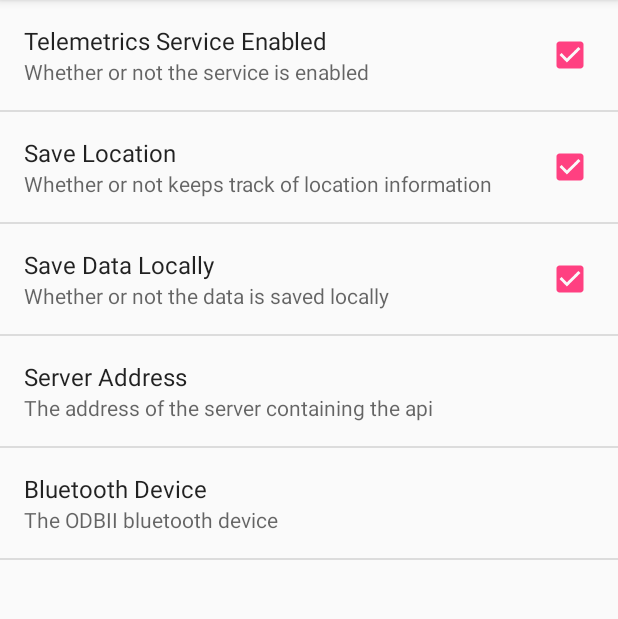
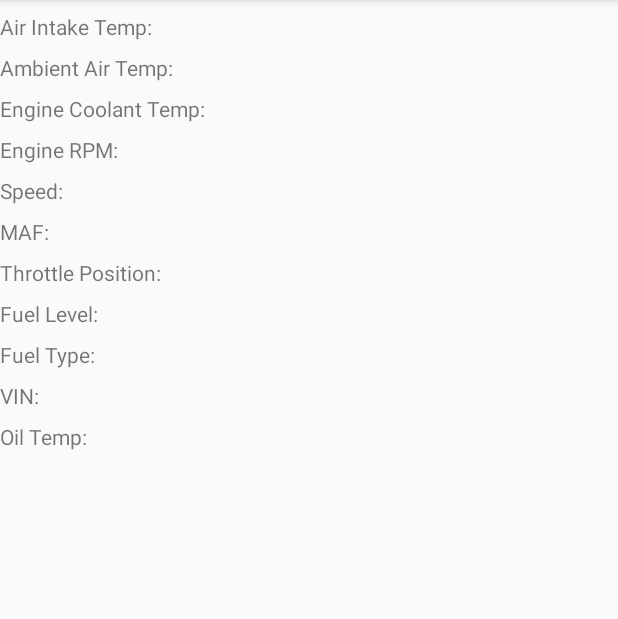
Before and after one commit to mwcaisse/CarTracker, an Android app: the screen it shows after launch (MainActivity), on a phone screen of 412 x 824 dp, the part 84-703 px from its top. Run offline under Robolectric (Android 15) with nearby library versions, the phone set to English and light mode, and no system bars.

Commit message:
Added a debug view

```diff
--- /dev/null
+++ b/CarTracker.Android/app/src/main/java/com/ricex/cartracker/android/DebugFragment.java
@@ -0,0 +1,115 @@
+package com.ricex.cartracker.android;
+
+import android.app.Fragment;
+import android.os.Bundle;
+import android.view.LayoutInflater;
+import android.view.View;
+import android.view.ViewGroup;
+import android.widget.EditText;
+import android.widget.TextView;
+
+/**
+ *
+ *  Debug / PoC Fragment for displaying stats / readings from the OBD-II reader
+ *
+ * Created by Mitchell on 1/30/2016.
+ */
+public class DebugFragment extends Fragment {
+
+    private String airIntakeTemp;
+    private String ambientAirTemp;
+    private String engineCoolantTemp;
+    private String oilTemp;
+
+    private String engineRPM;
+    private String speed;
+    private String maf;
+
+    private String throttlePosition;
+    private String fuelLevel;
+    private String fuelType;
+
+    private String vin;
+
+
+    private TextView tvAirIntakeTemp;
+    private TextView tvAmbientAirTemp;
+    private TextView tvEngineCoolantTemp;
+    private TextView tvOilTemp;
+
+    private TextView tvEngineRPM;
+    private TextView tvSpeed;
+    private TextView tvMAF;
+
+    private TextView tvThrottlePosition;
+    private TextView tvFuelLevel;
+    private TextView tvFuelType;
+
+    private TextView tvVIN;
+
+    public DebugFragment() {
+
+    }
+
+    @Override
+    public View onCreateView(LayoutInflater inflater, ViewGroup container, Bundle savedInstanceState) {
+        return inflater.inflate(R.layout.debug_fragment_layout, container, false);
+    }
+
+
+    public void updateAirIntakeTemp(String airIntakeTemp) {
+        this.airIntakeTemp = airIntakeTemp;
+        tvAirIntakeTemp.setText(airIntakeTemp);
+    }
+
+    public void updateAmbientAirTemp(String val) {
+        ambientAirTemp = val;
+        tvAmbientAirTemp.setText(ambientAirTemp);
+    }
+
+    public void updateEngineCoolantTemp(String val) {
+        engineCoolantTemp = val;
+        tvEngineCoolantTemp.setText(val);
+    }
+
+    public void updateOilTemp(String val) {
+        oilTemp = val;
+        tvOilTemp.setText(val);
+    }
+
+    public void updateEngineRPM(String val) {
+        engineRPM = val;
+        tvEngineRPM.setText(val);
+    }
+
+    public void updateSpeed(String val) {
+        speed = val;
+        tvSpeed.setText(val);
+    }
+
+    public void updateMAF(String val) {
+        maf = val;
+        tvMAF.setText(val);
+    }
+
+    public void updateThrottlePosition(String val) {
+        throttlePosition = val;
+        tvThrottlePosition.setText(val);
+    }
+
+    public void updateFuelType(String val) {
+        fuelType = val;
+        tvFuelType.setText(val);
+    }
+
+    public void updateFuelLevel(String val) {
+        fuelLevel = val;
+        tvFuelLevel.setText(val);
+    }
+
+    public void updateVIN(String val) {
+        vin = val;
+        tvVIN.setText(val);
+    }
+
+}
--- a/CarTracker.Android/app/src/main/java/com/ricex/cartracker/android/MainActivity.java
+++ b/CarTracker.Android/app/src/main/java/com/ricex/cartracker/android/MainActivity.java
@@ -30,9 +30,13 @@ public class MainActivity extends AppCompatActivity {
         super.onCreate(savedInstanceState);
 
         PreferenceManager.setDefaultValues(this, R.xml.preferences, false);
+        /*
+        getFragmentManager().beginTransaction()
+                .replace(android.R.id.content, new SettingsFragment())
+                .commit();*/
 
         getFragmentManager().beginTransaction()
-                .replace(android.R.id.content, new SettingsFragment())
+                .replace(android.R.id.content, new DebugFragment())
                 .commit();
     }
 
--- /dev/null
+++ b/CarTracker.Android/app/src/main/res/layout/debug_fragment_layout.xml
@@ -0,0 +1,232 @@
+<?xml version="1.0" encoding="utf-8"?>
+<LinearLayout xmlns:android="http://schemas.android.com/apk/res/android"
+    android:layout_width="match_parent"
+    android:layout_height="match_parent"
+    android:orientation="vertical">
+
+    <LinearLayout xmlns:android="http://schemas.android.com/apk/res/android"
+        android:layout_width="match_parent"
+        android:layout_height="wrap_content"
+        android:orientation="horizontal"
+        android:paddingBottom="8dp"
+        android:paddingTop="8dp">
+
+        <TextView
+            android:layout_width="wrap_content"
+            android:layout_height="wrap_content"
+            android:text="Air Intake Temp: "
+            android:id="@+id/lblAirIntakeTemp" />
+
+        <TextView
+            android:layout_width="wrap_content"
+            android:layout_height="wrap_content"
+            android:text=""
+            android:id="@+id/valAirIntakeTemp" />
+
+    </LinearLayout>
+
+    <LinearLayout xmlns:android="http://schemas.android.com/apk/res/android"
+        android:layout_width="match_parent"
+        android:layout_height="wrap_content"
+        android:orientation="horizontal"
+        android:paddingBottom="8dp">
+
+        <TextView
+            android:layout_width="wrap_content"
+            android:layout_height="wrap_content"
+            android:text="Ambient Air Temp: "
+            android:id="@+id/lblAmbientAirTemp" />
+
+        <TextView
+            android:layout_width="wrap_content"
+            android:layout_height="wrap_content"
+            android:text=""
+            android:id="@+id/valAmbientAirTemp" />
+
+    </LinearLayout>
+
+    <LinearLayout xmlns:android="http://schemas.android.com/apk/res/android"
+        android:layout_width="match_parent"
+        android:layout_height="wrap_content"
+        android:orientation="horizontal"
+        android:paddingBottom="8dp">
+
+        <TextView
+            android:layout_width="wrap_content"
+            android:layout_height="wrap_content"
+            android:text="Engine Coolant Temp: "
+            android:id="@+id/lblEngineCoolantTemp" />
+
+        <TextView
+            android:layout_width="wrap_content"
+            android:layout_height="wrap_content"
+            android:text=""
+            android:id="@+id/valEngineCoolantTemp" />
+
+    </LinearLayout>
+
+    <LinearLayout xmlns:android="http://schemas.android.com/apk/res/android"
+        android:layout_width="match_parent"
+        android:layout_height="wrap_content"
+        android:orientation="horizontal"
+        android:paddingBottom="8dp">
+
+        <TextView
+            android:layout_width="wrap_content"
+            android:layout_height="wrap_content"
+            android:text="Engine RPM: "
+            android:id="@+id/lblEngineRPM" />
+
+        <TextView
+            android:layout_width="wrap_content"
+            android:layout_height="wrap_content"
+            android:text=""
+            android:id="@+id/valEngineRPM" />
+
+    </LinearLayout>
+
+    <LinearLayout xmlns:android="http://schemas.android.com/apk/res/android"
+        android:layout_width="match_parent"
+        android:layout_height="wrap_content"
+        android:orientation="horizontal"
+        android:paddingBottom="8dp">
+
+        <TextView
+            android:layout_width="wrap_content"
+            android:layout_height="wrap_content"
+            android:text="Speed: "
+            android:id="@+id/lblSpeed" />
+
+        <TextView
+            android:layout_width="wrap_content"
+            android:layout_height="wrap_content"
+            android:text=""
+            android:id="@+id/valSpeed" />
+
+    </LinearLayout>
+
+    <LinearLayout xmlns:android="http://schemas.android.com/apk/res/android"
+        android:layout_width="match_parent"
+        android:layout_height="wrap_content"
+        android:orientation="horizontal"
+        android:paddingBottom="8dp">
+
+        <TextView
+            android:layout_width="wrap_content"
+            android:layout_height="wrap_content"
+            android:text="MAF: "
+            android:id="@+id/lblMAF" />
+
+        <TextView
+            android:layout_width="wrap_content"
+            android:layout_height="wrap_content"
+            android:text=""
+            android:id="@+id/valMAF" />
+
+    </LinearLayout>
+
+    <LinearLayout xmlns:android="http://schemas.android.com/apk/res/android"
+        android:layout_width="match_parent"
+        android:layout_height="wrap_content"
+        android:orientation="horizontal"
+        android:paddingBottom="8dp">
+
+        <TextView
+            android:layout_width="wrap_content"
+            android:layout_height="wrap_content"
+            android:text="Throttle Position: "
+            android:id="@+id/lblThrottlePosition" />
+
+        <TextView
+            android:layout_width="wrap_content"
+            android:layout_height="wrap_content"
+            android:text=""
+            android:id="@+id/valThrottlePosition" />
+
+    </LinearLayout>
+
+    <LinearLayout xmlns:android="http://schemas.android.com/apk/res/android"
+        android:layout_width="match_parent"
+        android:layout_height="wrap_content"
+        android:orientation="horizontal"
+        android:paddingBottom="8dp">
+
+        <TextView
+            android:layout_width="wrap_content"
+            android:layout_height="wrap_content"
+            android:text="Fuel Level: "
+            android:id="@+id/lblFuelLevel" />
+
+        <TextView
+            android:layout_width="wrap_content"
+            android:layout_height="wrap_content"
+            android:text=""
+            android:id="@+id/valFuelLevel" />
+
+    </LinearLayout>
+
+    <LinearLayout xmlns:android="http://schemas.android.com/apk/res/android"
+        android:layout_width="match_parent"
+        android:layout_height="wrap_content"
+        android:orientation="horizontal"
+        android:paddingBottom="8dp">
+
+        <TextView
+            android:layout_width="wrap_content"
+            android:layout_height="wrap_content"
+            android:text="Fuel Type: "
+            android:id="@+id/lblFuelType" />
+
+        <TextView
+            android:layout_width="wrap_content"
+            android:layout_height="wrap_content"
+            android:text=""
+            android:id="@+id/valFuelType" />
+
+    </LinearLayout>
+
+    <LinearLayout xmlns:android="http://schemas.android.com/apk/res/android"
+        android:layout_width="match_parent"
+        android:layout_height="wrap_content"
+        android:orientation="horizontal"
+        android:paddingBottom="8dp">
+
+        <TextView
+            android:layout_width="wrap_content"
+            android:layout_height="wrap_content"
+            android:text="VIN: "
+            android:id="@+id/lblVIN" />
+
+        <TextView
+            android:layout_width="wrap_content"
+            android:layout_height="wrap_content"
+            android:text=""
+            android:id="@+id/valVIN" />
+
+    </LinearLayout>
+
+    <LinearLayout xmlns:android="http://schemas.android.com/apk/res/android"
+        android:layout_width="match_parent"
+        android:layout_height="wrap_content"
+        android:orientation="horizontal"
+        android:paddingBottom="8dp">
+
+        <TextView
+            android:layout_width="wrap_content"
+            android:layout_height="wrap_content"
+            android:text="Oil Temp: "
+            android:id="@+id/lblOilTemp" />
+
+        <TextView
+            android:layout_width="wrap_content"
+            android:layout_height="wrap_content"
+            android:text=""
+            android:id="@+id/valOilTemp" />
+
+    </LinearLayout>
+
+
+
+
+
+</LinearLayout>
```
Also changed, not shown: 1 other file.
